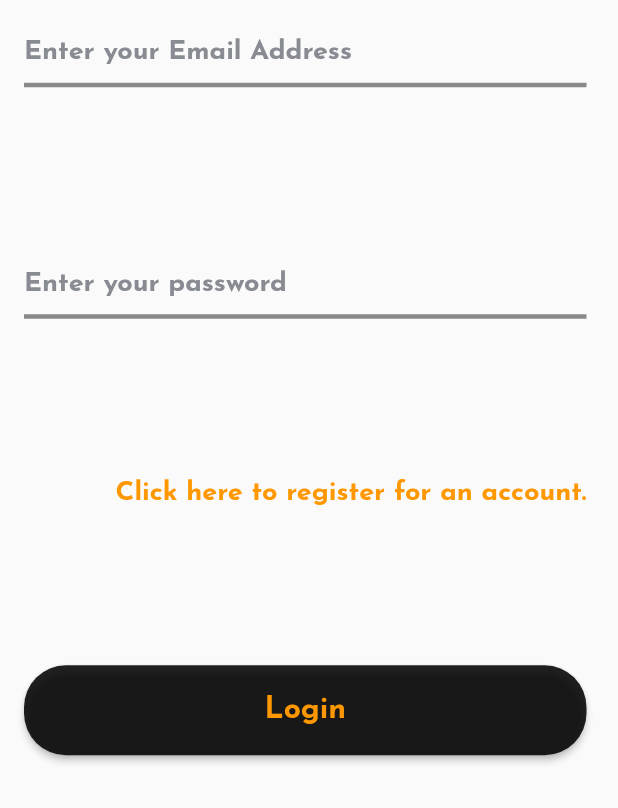
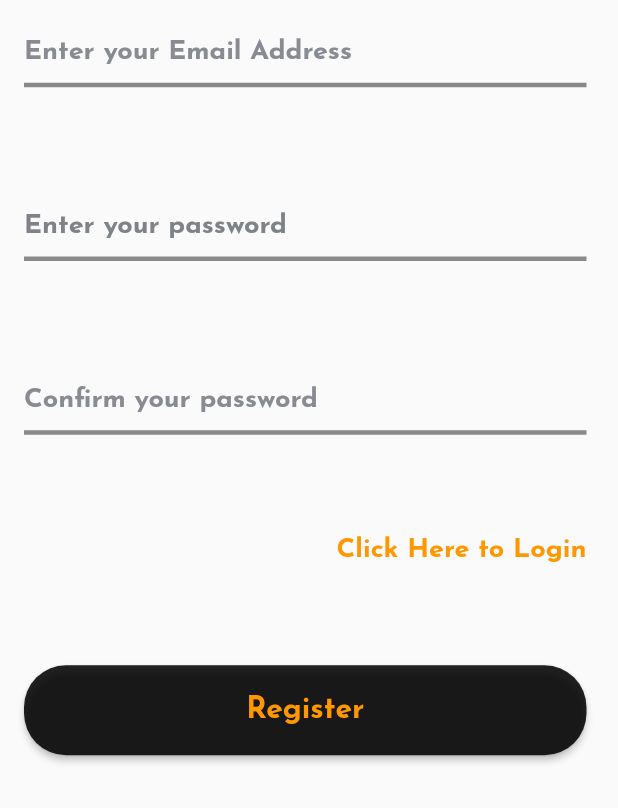
Before and after one commit to Jotham-Prince/Eloshopper-Mobile-App, a Flutter app: the screen it shows after launch, on a phone screen of 412 x 824 dp, the part 428-1236 px from its top. Run offline on Flutter 3.47's test engine with Material 2 defaults, Android fonts, the phone set to English and light mode, and no system bars; our stand-ins replace carousel_slider, cloud_firestore, dots_indicator, firebase_auth, firebase_core; accounts and stored records are empty.

```diff
--- a/lib/main.dart
+++ b/lib/main.dart
@@ -1,9 +1,10 @@
-// import 'package:best_eshopper_application/screens/register.dart';
-// import 'package:best_eshopper_application/services/auth_service.dart';
+import 'package:best_eshopper_application/screens/register.dart';
+import 'package:best_eshopper_application/services/auth_service.dart';
 import 'package:flutter/material.dart';
 import 'package:firebase_core/firebase_core.dart';
 
-import 'splash.dart';
+import 'screens/home.dart';
+// import 'splash.dart';
 
 //Main Function called that initializes the application and loads Firebase
 void main() async {
@@ -19,22 +20,20 @@ class MyApp extends StatelessWidget {
   // This widget is the root of your application.
   @override
   Widget build(BuildContext context) {
-    return const MaterialApp(
+    return MaterialApp(
       //Turn the debugger sticker off for the application
       debugShowCheckedModeBanner: false,
       title: 'Eshopper',
       //what is to be launched at app startup time
-      home: Splash(),
-
-      //  StreamBuilder(
-      //   stream: AuthService().firebaseAuth.authStateChanges(),
-      //   builder: (context, snapshot) {
-      //     if (snapshot.hasData) {
-      //       return Home();
-      //     }
-      //     return RegisterScreen();
-      //   },
-      // ),
+      home: StreamBuilder(
+        stream: AuthService().firebaseAuth.authStateChanges(),
+        builder: (context, snapshot) {
+          if (snapshot.hasData) {
+            return const Home();
+          }
+          return const RegisterScreen();
+        },
+      ),
     );
   }
 }
--- a/lib/services/auth_service.dart
+++ b/lib/services/auth_service.dart
@@ -25,6 +25,7 @@ class AuthService {
       //else prints the error message onto the console
       print(e);
     }
+    return null;
   }
 
   // Login a user using the provided username and password to Firebase
--- a/pubspec.yaml
+++ b/pubspec.yaml
@@ -38,6 +38,9 @@ dependencies:
   cupertino_icons: ^1.0.2
   firebase_core: ^2.4.0
   firebase_auth: ^4.2.0
+  carousel_slider: ^4.2.1
+  dots_indicator: ^2.1.0
+  cloud_firestore: ^4.2.0
 
 dev_dependencies:
   flutter_test:
```
Also changed, not shown: pubspec.lock, 2 other files.
